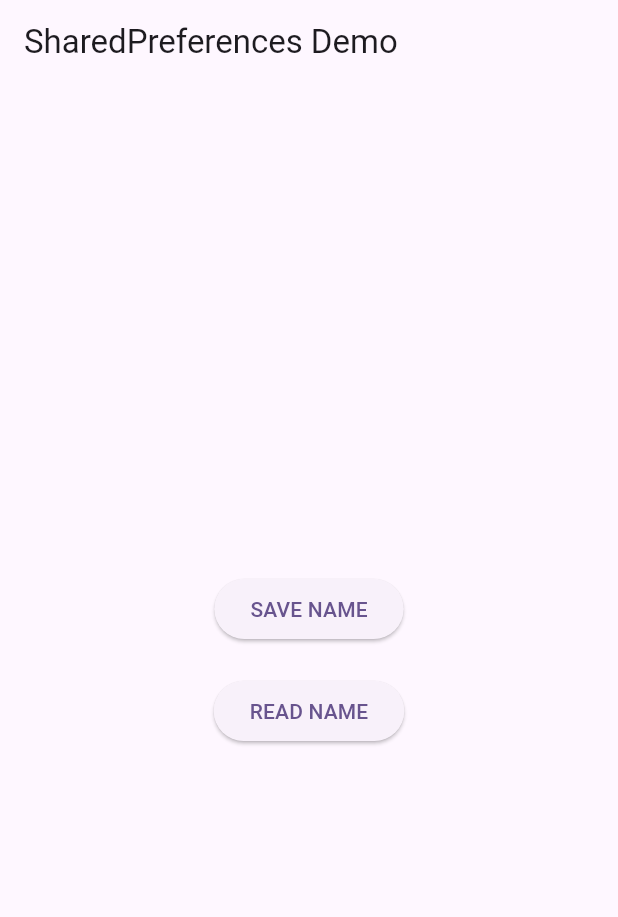
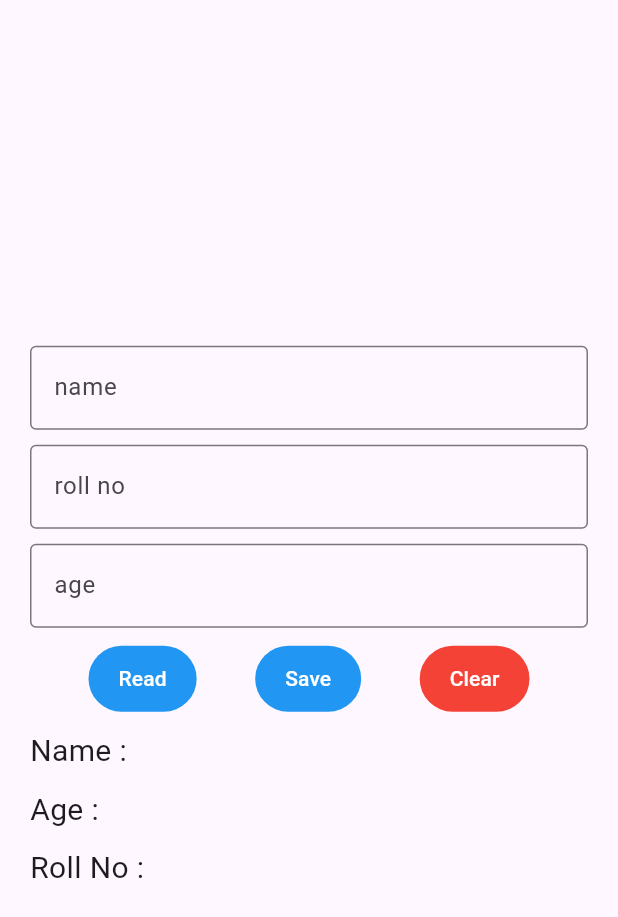
Before and after one commit to Shaurya0987/Learning-Shared-Preferences, a Flutter app: the screen it shows after launch, on a phone screen of 412 x 824 dp. Shown: the top 917 px of the screen. Run offline on Flutter 3.47's test engine with Material 3 defaults, Android fonts, the phone set to English and light mode, and no system bars; our stand-ins replace shared_preferences.

Commit message:
Set and Read Name and Clear Name

```diff
--- /dev/null
+++ b/lib/Screens/SaveReadNumber.dart
@@ -0,0 +1,150 @@
+import 'package:flutter/material.dart';
+import 'package:shared_preferences/shared_preferences.dart';
+
+class SaveReadNumber extends StatefulWidget {
+  const SaveReadNumber({super.key});
+
+  @override
+  State<SaveReadNumber> createState() => _SaveReadNumberState();
+}
+
+class _SaveReadNumberState extends State<SaveReadNumber> {
+  TextEditingController nameController = TextEditingController();
+  TextEditingController rollNoController = TextEditingController();
+  TextEditingController ageController = TextEditingController();
+
+  void clearController(){
+    nameController.clear();
+    ageController.clear();
+    rollNoController.clear();
+  }
+
+  @override
+  void dispose() {
+  nameController.dispose();
+  ageController.dispose();
+  rollNoController.dispose();
+  super.dispose();
+}
+
+
+  String savedName = "";
+  String savedAge = "";
+  String savedRollNo = "";
+
+
+  @override
+  Widget build(BuildContext context) {
+    return Scaffold(
+      body: Padding(
+        padding: const EdgeInsets.all(20.0),
+        child: Column(
+          crossAxisAlignment: CrossAxisAlignment.start,
+          mainAxisAlignment: MainAxisAlignment.center,
+          children: [
+            TextField(
+              controller: nameController,
+              decoration: InputDecoration(
+                border: OutlineInputBorder(),
+                label: Text("name"),
+              ),
+            ),
+            SizedBox(height: 10),
+            TextField(
+              controller: rollNoController,
+              decoration: InputDecoration(
+                border: OutlineInputBorder(),
+                label: Text("roll no"),
+              ),
+            ),
+            SizedBox(height: 10),
+            TextField(
+              controller: ageController,
+              decoration: InputDecoration(
+                border: OutlineInputBorder(),
+                label: Text("age"),
+              ),
+            ),
+            SizedBox(height: 10),
+            Row(
+              mainAxisAlignment: MainAxisAlignment.spaceEvenly,
+              children: [
+                TextButton(
+                  style: ButtonStyle(
+                    backgroundColor: MaterialStateProperty.all(Colors.blue),
+                    padding: MaterialStateProperty.all(
+                      const EdgeInsets.symmetric(horizontal: 20, vertical: 12),
+                    ),
+                  ),
+                  onPressed: () async {
+                    SharedPreferences prefs =
+                        await SharedPreferences.getInstance();
+
+                    setState(() {
+                      savedName = prefs.getString("name") ?? "";
+                      savedAge = prefs.getString("age") ?? "";
+                      savedRollNo = prefs.getString("rollNo") ?? "";
+                    });
+                  },
+
+                  child: const Text(
+                    "Read",
+                    style: TextStyle(color: Colors.white),
+                  ),
+                ),
+
+                TextButton(
+                  style: ButtonStyle(
+                    backgroundColor: MaterialStateProperty.all(Colors.blue),
+                    padding: MaterialStateProperty.all(
+                      const EdgeInsets.symmetric(horizontal: 20, vertical: 12),
+                    ),
+                  ),
+                  onPressed: () async {
+                    SharedPreferences prefs =
+                        await SharedPreferences.getInstance();
+
+                    await prefs.setString("name", nameController.text.trim());
+                    await prefs.setString("age", ageController.text.trim());
+                    await prefs.setString("rollNo",rollNoController.text.trim(),
+                    );
+                    ScaffoldMessenger.of(
+                      context,
+                    ).showSnackBar(const SnackBar(content: Text("Data Saved")));
+                  },
+
+                  child: const Text(
+                    "Save",
+                    style: TextStyle(color: Colors.white),
+                  ),
+                ),
+                TextButton(
+                  style: ButtonStyle(
+                    backgroundColor: MaterialStateProperty.all(Colors.red),
+                    padding: MaterialStateProperty.all(
+                      const EdgeInsets.symmetric(horizontal: 20, vertical: 12),
+                    ),
+                  ),
+                  onPressed: ()async{
+                    SharedPreferences prefs=await SharedPreferences.getInstance();
+                    prefs.clear();
+                  },
+                  child: const Text(
+                    "Clear",
+                    style: TextStyle(color: Colors.white),
+                  ),
+                ),
+              ],
+            ),
+            SizedBox(height: 10),
+            Text("Name : $savedName", style: TextStyle(fontSize: 20)),
+            SizedBox(height: 10),
+            Text("Age : $savedAge", style: TextStyle(fontSize: 20)),
+            SizedBox(height: 10),
+            Text("Roll No : $savedRollNo", style: TextStyle(fontSize: 20)),
+          ],
+        ),
+      ),
+    );
+  }
+}
--- a/lib/main.dart
+++ b/lib/main.dart
@@ -1,5 +1,6 @@
 import 'package:flutter/material.dart';
 import 'package:shared_preferences/shared_preferences.dart';
+import 'package:sharedprefernces/Screens/SaveReadNumber.dart';
 
 void main() {
   runApp(const MyApp());
@@ -12,130 +13,12 @@ class MyApp extends StatelessWidget {
   @override
   Widget build(BuildContext context) {
     return MaterialApp(
+      debugShowCheckedModeBanner: false,
       title: 'Flutter Demo',
       theme: ThemeData(
         colorScheme: .fromSeed(seedColor: Colors.deepPurple),
       ),
-      home: const DemoPage(),
+      home: SaveReadNumber(),
     );
   }
 }
-
-
-class MyHomePage extends StatefulWidget {
-  const MyHomePage({super.key});
-
-  @override
-  State<MyHomePage> createState() => _MyHomePageState();
-}
-
-class _MyHomePageState extends State<MyHomePage> {
-
-  var nameController=TextEditingController();
-
-  static const String KEYNAME="name";
-  var nameValue="No Value Saved";
-
-  @override
-  void initState() {
-    // TODO: implement initState
-    super.initState();
-    getValue();
-  }
-
-  @override
-  Widget build(BuildContext context) {
-    return Scaffold(
-      body: Padding(
-        padding: const EdgeInsets.all(20.0),
-        child: Column(
-          mainAxisAlignment: MainAxisAlignment.center,
-          children: [
-            Container(
-              child: TextField(
-                controller: nameController,
-                decoration: InputDecoration(
-                  border: OutlineInputBorder(),
-                  label: Text("Name")
-                ),
-              ),
-            ),
-            SizedBox(height: 20,),
-            Container(
-              padding: EdgeInsets.symmetric(horizontal: 5,vertical: 2),
-              decoration: BoxDecoration(
-                color: Colors.blue,
-                borderRadius: BorderRadius.circular(12)
-              ),
-              child: TextButton(onPressed: () async {
-
-                var name=nameController.text.trim().toString();
-
-                var prefs= await SharedPreferences.getInstance();
-
-                prefs.setString(KEYNAME, name);
-
-
-              }, child:Text("Save",style: TextStyle(
-                fontSize: 17,
-                color: Colors.white
-              ),)),
-            ),
-            Text(nameValue),
-          ],
-        ),
-      ),
-    );
-  }
-
-  void getValue() async{
-    var prefs=await SharedPreferences.getInstance();
-
-    var getName=prefs.getString(KEYNAME);
-
-    nameValue=getName!=null?getName:"No Value Saved";
-
-    setState(() {
-
-    });
-  }
-}
-class DemoPage extends StatelessWidget {
-  const DemoPage({super.key});
-
-  // SAVE DATA
-  Future<void> saveName() async {
-    SharedPreferences prefs = await SharedPreferences.getInstance();
-    await prefs.setString('name', 'Shaurya');
-  }
-
-  // READ DATA
-  Future<void> readName() async {
-    SharedPreferences prefs = await SharedPreferences.getInstance();
-    String? name = prefs.getString('name');
-    debugPrint(name); // shows in console
-  }
-
-  @override
-  Widget build(BuildContext context) {
-    return Scaffold(
-      appBar: AppBar(title: const Text("SharedPreferences Demo")),
-      body: Center(
-        child: Column(
-          mainAxisAlignment: MainAxisAlignment.center,
-          children: [
-            ElevatedButton(
-              onPressed: saveName,
-              child: const Text("SAVE NAME"),
-            ),
-            const SizedBox(height: 20),
-            ElevatedButton(
-              onPressed: readName,
-              child: const Text("READ NAME"),
-            ),
-          ],
-        ),
-      ),
-    );
-  }
-}
```
Also changed, not shown: lib/Screens/DemoPage.dart (added, +42 -0 lines), lib/Screens/HomePage.dart (added, +81 -0 lines).
